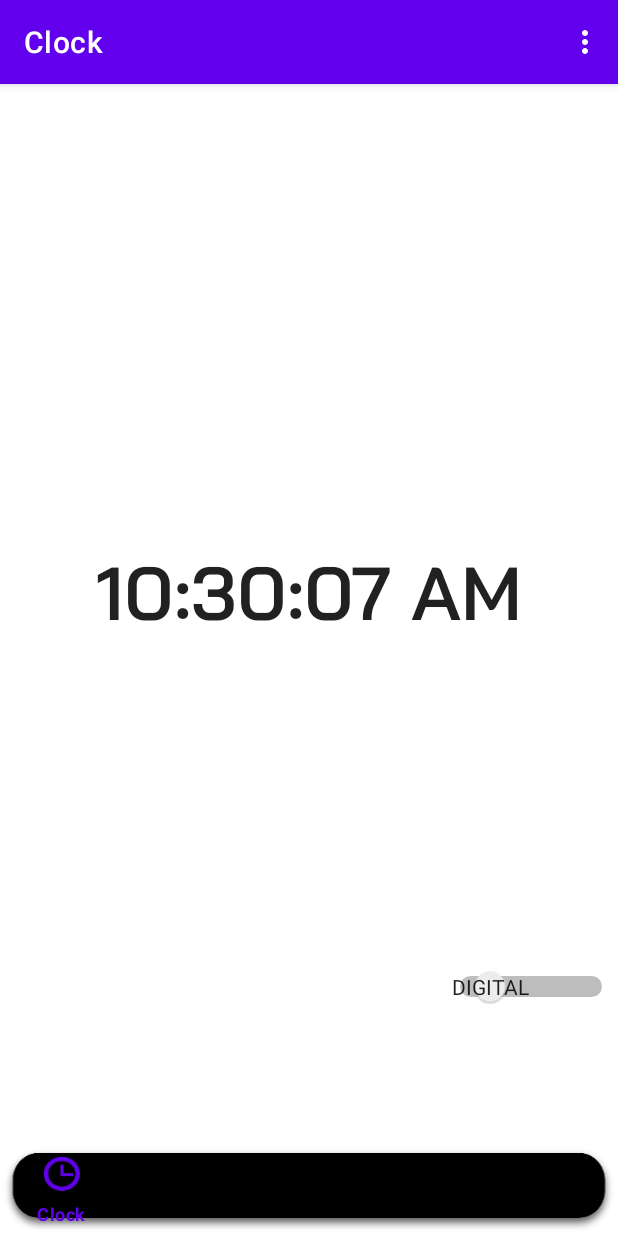
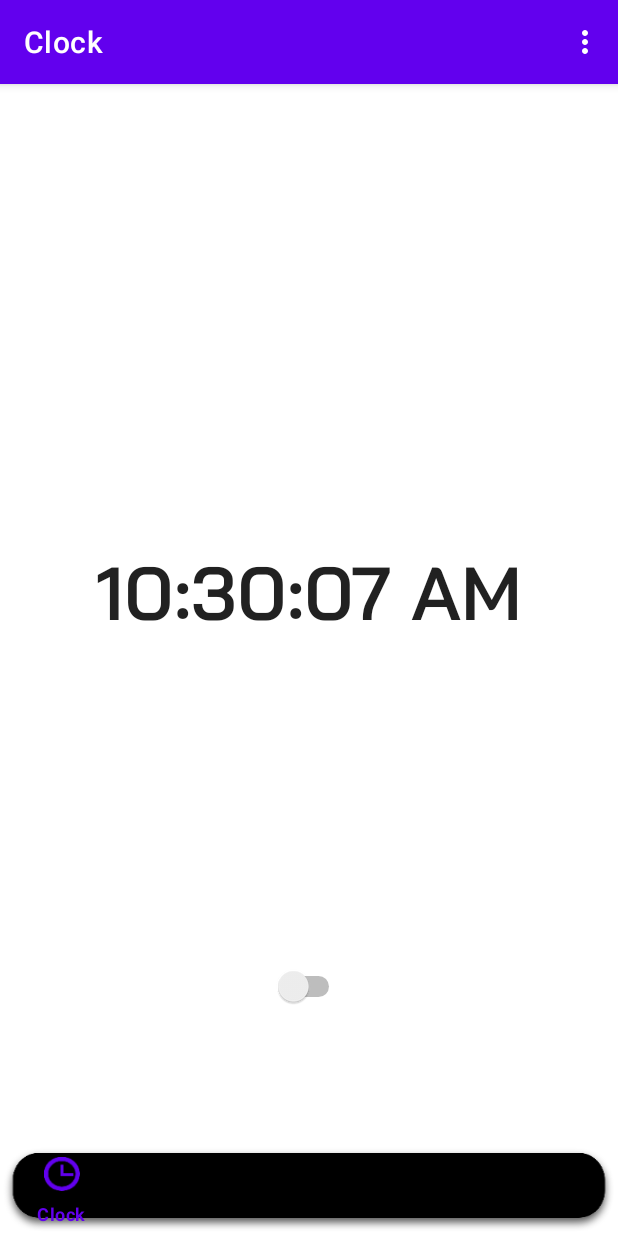
Before and after one commit to giacomoflisi/oops, an Android app: the screen it shows after launch (MainActivity), on a phone screen of 412 x 824 dp. Run offline under Robolectric (Android 15) with nearby library versions, the phone set to English and light mode, and no system bars; our stand-ins replace navigation-ui.

Commit message:
cleaning up interface

```diff
--- a/WakeApp/app/src/main/java/com/example/wakeapp/ui/chrono/ChronoViewModel.java
+++ b/WakeApp/app/src/main/java/com/example/wakeapp/ui/chrono/ChronoViewModel.java
@@ -10,7 +10,6 @@ public class ChronoViewModel extends ViewModel{
 
     public ChronoViewModel() {
         mText = new MutableLiveData<>();
-        mText.setValue("TODO: implement a clock view here");
     }
 
     public LiveData<String> getText() {
--- a/WakeApp/app/src/main/java/com/example/wakeapp/ui/smart/SmartViewModel.java
+++ b/WakeApp/app/src/main/java/com/example/wakeapp/ui/smart/SmartViewModel.java
@@ -10,7 +10,6 @@ public class SmartViewModel extends ViewModel {
 
     public SmartViewModel() {
         mText = new MutableLiveData<>();
-        mText.setValue("This is dashboard fragment");
     }
 
     public LiveData<String> getText() {
--- a/WakeApp/app/src/main/res/layout/fragment_chrono.xml
+++ b/WakeApp/app/src/main/res/layout/fragment_chrono.xml
@@ -76,6 +76,7 @@
             app:layout_constraintBottom_toBottomOf="@+id/step_screen"
             app:layout_constraintEnd_toEndOf="@+id/step_screen"
             app:layout_constraintStart_toStartOf="@+id/step_screen"
-            app:layout_constraintVertical_bias="0.021"/>
+            app:layout_constraintVertical_bias="0.021" android:textSize="27sp" android:textColor="#000000"
+            android:shadowColor="#000000"/>
 
 </androidx.constraintlayout.widget.ConstraintLayout>
--- a/WakeApp/app/src/main/res/layout/fragment_clock.xml
+++ b/WakeApp/app/src/main/res/layout/fragment_clock.xml
@@ -30,13 +30,22 @@
                     android:format24Hour="hh:mm:ss a"
                     android:fontFamily="@font/bai_jamjuree_semibold"
                     android:textSize="50sp" android:gravity="center"/>
-            <Switch
-                    android:layout_width="wrap_content"
-                    android:layout_height="wrap_content" android:id="@+id/switch_Analog_Digital"
-                    android:layout_gravity="bottom|right" android:height="48dp"
-                    android:textOff="@string/digital_tag" android:textOn="@string/analog_tag" android:textSize="16sp"
-                    android:fontFamily="@font/bai_jamjuree_semibold" android:showText="true"
-            />
+            <androidx.constraintlayout.widget.ConstraintLayout
+                    android:layout_width="match_parent"
+                    android:layout_height="match_parent">
+
+                <Switch
+                        android:layout_width="wrap_content"
+                        android:layout_height="wrap_content" android:id="@+id/switch_Analog_Digital"
+                        android:layout_gravity="bottom|right"
+                        android:textOff="@string/digital_tag" android:textOn="@string/analog_tag"
+                        android:textSize="16sp"
+                        android:fontFamily="@font/bai_jamjuree_semibold" android:showText="false"
+                        android:minHeight="48dp"
+                        app:layout_constraintStart_toStartOf="parent" app:layout_constraintEnd_toEndOf="parent"
+                        app:layout_constraintBottom_toBottomOf="parent"
+                        android:minWidth="48dp"/>
+            </androidx.constraintlayout.widget.ConstraintLayout>
 
         </FrameLayout>
     </LinearLayout>
```
Also changed, not shown: WakeApp/app/src/main/java/com/example/wakeapp/ui/chrono/ChronoFragment.java (+11 -5 lines).
